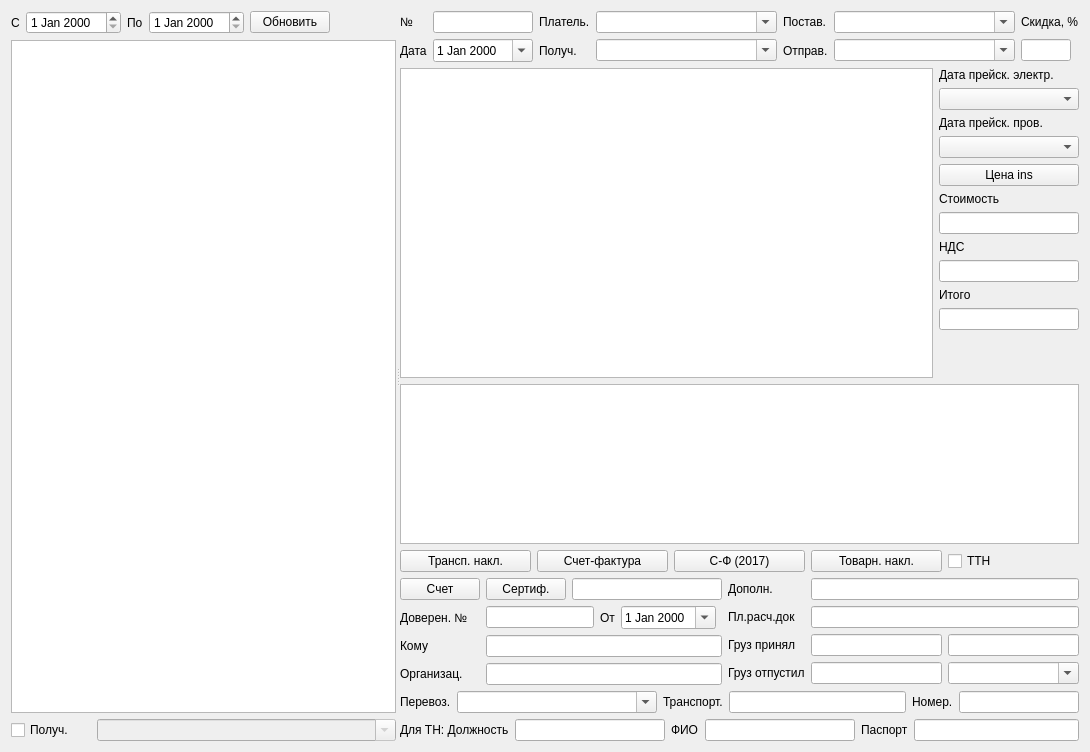
First picture: the form in formfact.ui, repository Sergeyego/facts, before the edit.
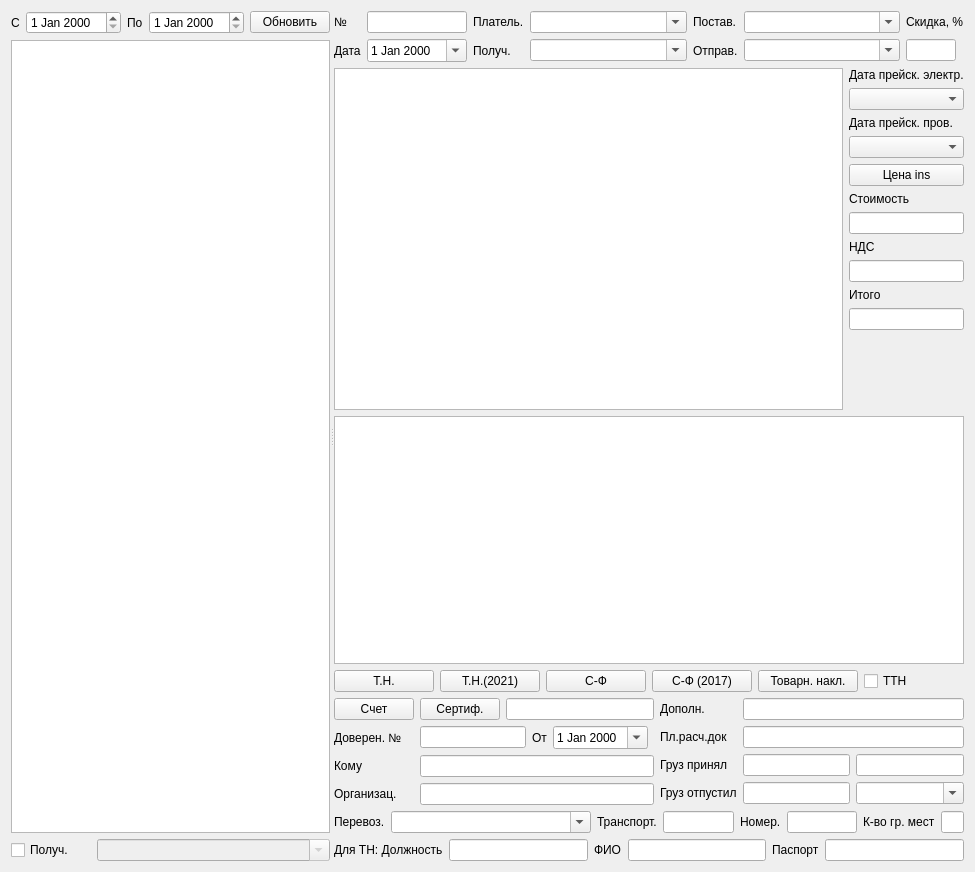
Second picture: the form after the edit. Custom widgets are drawn as their Qt base class.

Commit message: новая трансп. накладная tn22

```diff
--- a/formfact.ui
+++ b/formfact.ui
@@ -6,8 +6,8 @@
    <rect>
     <x>0</x>
     <y>0</y>
-    <width>1090</width>
-    <height>752</height>
+    <width>975</width>
+    <height>872</height>
    </rect>
   </property>
   <property name="windowTitle">
@@ -285,7 +285,7 @@
          <item>
           <widget class="DbViewer" name="tableViewEl">
            <property name="sizePolicy">
-            <sizepolicy hsizetype="Minimum" vsizetype="Expanding">
+            <sizepolicy hsizetype="Expanding" vsizetype="Expanding">
              <horstretch>0</horstretch>
              <verstretch>0</verstretch>
             </sizepolicy>
@@ -545,14 +545,21 @@
          <item>
           <widget class="QPushButton" name="cmdTn">
            <property name="text">
-            <string>Трансп. накл.</string>
+            <string>Т.Н.</string>
+           </property>
+          </widget>
+         </item>
+         <item>
+          <widget class="QPushButton" name="cmdTn21">
+           <property name="text">
+            <string>Т.Н.(2021)</string>
            </property>
           </widget>
          </item>
          <item>
           <widget class="QPushButton" name="cmdFact">
            <property name="text">
-            <string>Счет-фактура</string>
+            <string>С-Ф</string>
            </property>
           </widget>
          </item>
@@ -791,6 +798,23 @@
            </property>
           </widget>
          </item>
+         <item>
+          <widget class="QLabel" name="label_29">
+           <property name="text">
+            <string>К-во гр. мест</string>
+           </property>
+          </widget>
+         </item>
+         <item>
+          <widget class="QLineEdit" name="lineEditGrM">
+           <property name="maximumSize">
+            <size>
+             <width>60</width>
+             <height>16777215</height>
+            </size>
+           </property>
+          </widget>
+         </item>
         </layout>
        </item>
        <item>
```
Left out of the diff: 86 changed lines with no effect on the pictures. The commit also changes 12 other files.
